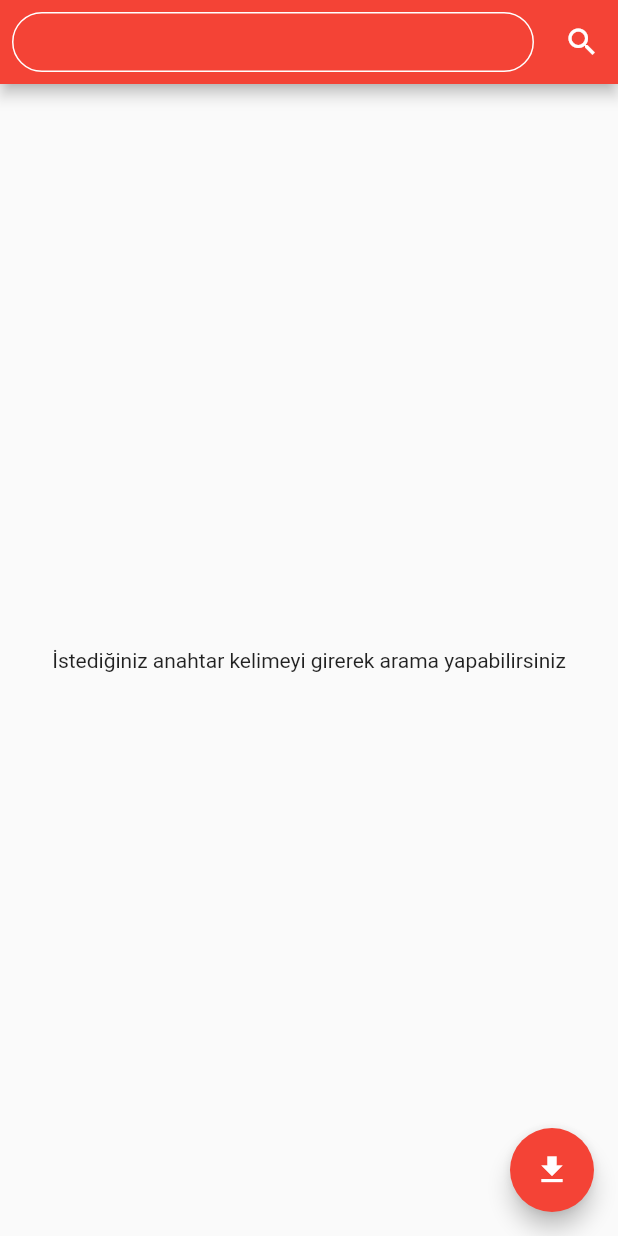
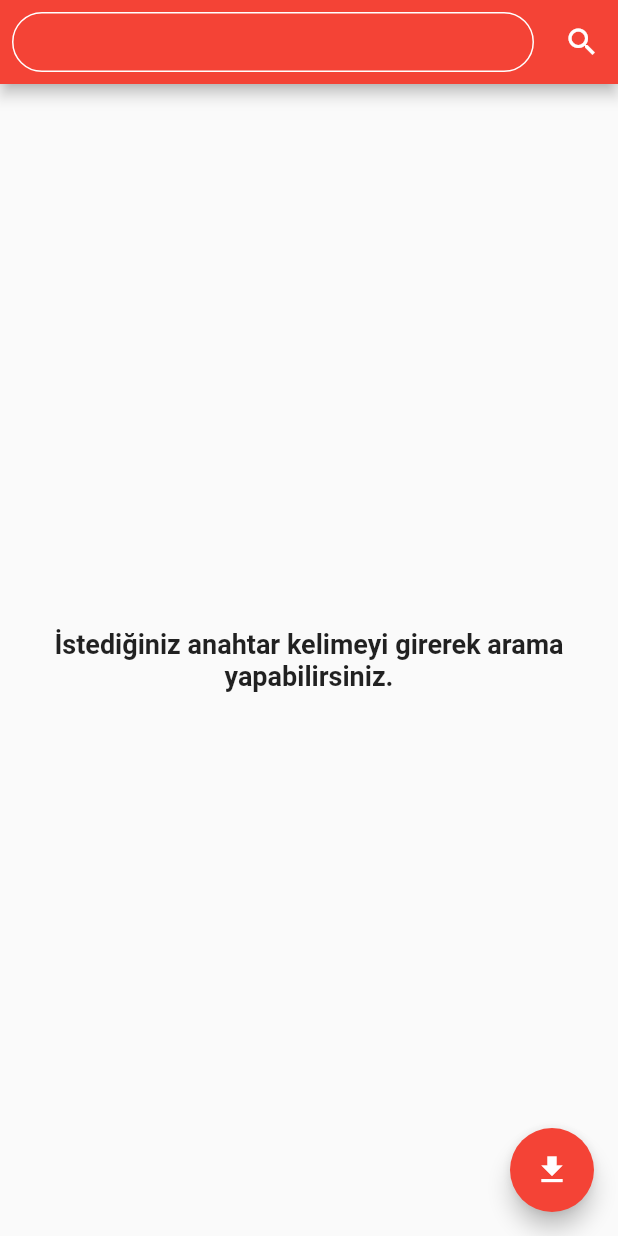
Before and after one commit to ilyashyrt/flickr_app, a Flutter app: the screen it shows after launch, on a phone screen of 412 x 824 dp. Run offline on Flutter 3.47's test engine with Material 2 defaults, Android fonts, the phone set to English and light mode, and no system bars; our stand-ins replace equatable, flutter_bloc; missing offline and left inert: image_downloader.

Commit message:
feat: empty view

```diff
--- a/lib/features/photo_list/presentation/view/photo_list_screen.dart
+++ b/lib/features/photo_list/presentation/view/photo_list_screen.dart
@@ -58,7 +58,13 @@ class PhotoListScreen extends StatelessWidget {
         builder: (context, state) {
           switch (state.status) {
             case PhotoListStatus.initial:
-              return const Center(child: Text('İstediğiniz anahtar kelimeyi girerek arama yapabilirsiniz'));
+              return const Center(
+                child: Text(
+                  'İstediğiniz anahtar kelimeyi girerek arama yapabilirsiniz.',
+                  style: TextStyle(fontWeight: FontWeight.bold, fontSize: 18),
+                  textAlign: TextAlign.center,
+                ),
+              );
             case PhotoListStatus.loading:
               return const Center(child: CircularProgressIndicator());
             case PhotoListStatus.success:
```
